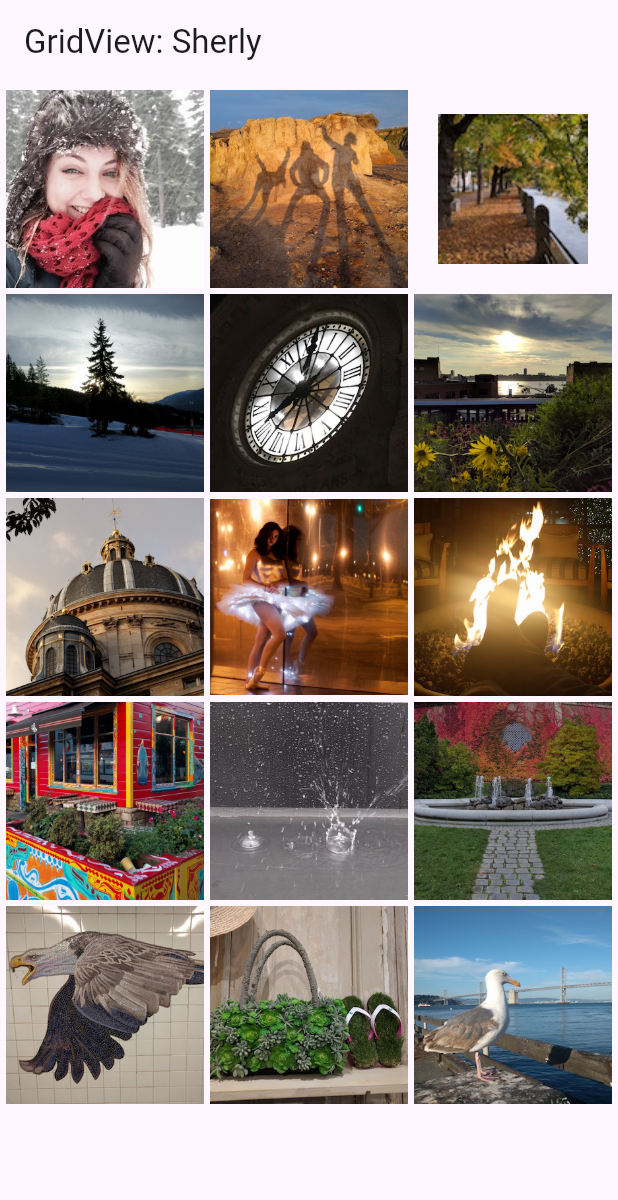
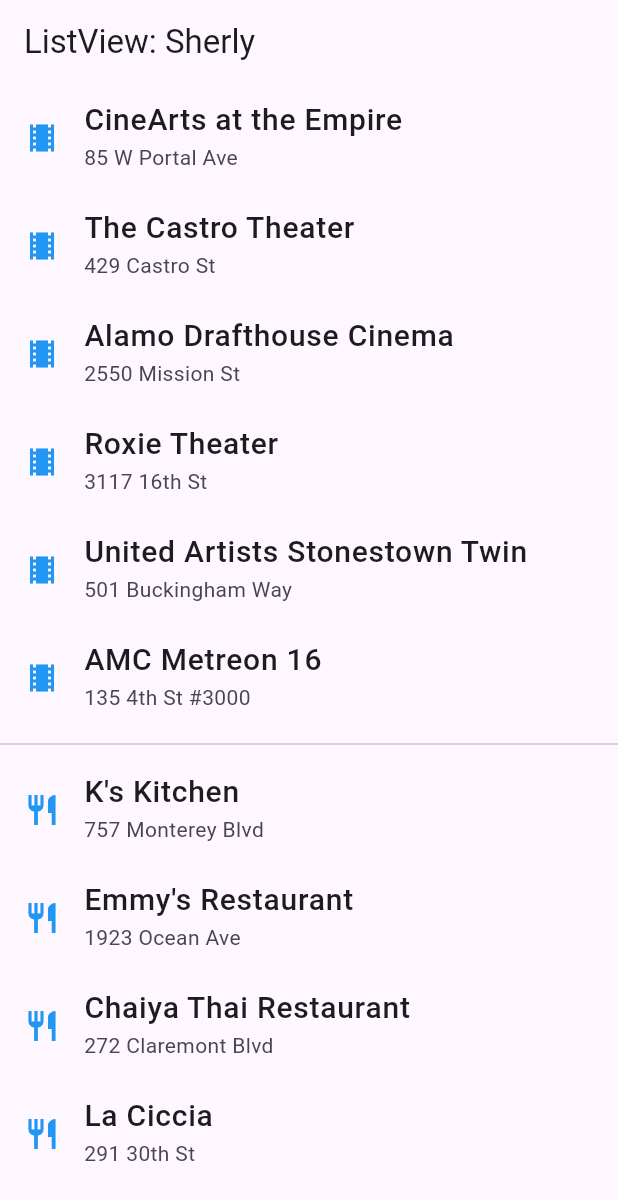
Before and after one commit to sherlyazkiah/basic_layout_flutter, a Flutter app: the screen it shows after launch, on a phone screen of 412 x 824 dp. Shown: the top 1200 px of the screen. Run offline on Flutter 3.47's test engine with Material 3 defaults, Android fonts, the phone set to English and light mode, and no system bars.

Commit message:
listview

```diff
--- a/lib/main.dart
+++ b/lib/main.dart
@@ -9,7 +9,7 @@ class MyApp extends StatelessWidget {
 
   @override
   Widget build(BuildContext context) {
-    const String appTitle = 'GridView: Sherly';
+    const String appTitle = 'ListView: Sherly';
 
     return MaterialApp(
       title: appTitle,
@@ -18,7 +18,7 @@ class MyApp extends StatelessWidget {
           title: const Text(appTitle),
         ),
         body: Center(
-          child: _buildGrid(),
+          child: _buildList(),
         ),
       ),
     );
@@ -37,6 +37,39 @@ class MyApp extends StatelessWidget {
   // a list when objects have a predictable naming pattern.
   List<Widget> _buildGridTileList(int count) =>
       List.generate(count, (i) => Image.asset('images/pic$i.jpg'));
+
+  Widget _buildList() {
+    return ListView(
+      children: [
+        _tile('CineArts at the Empire', '85 W Portal Ave', Icons.theaters),
+        _tile('The Castro Theater', '429 Castro St', Icons.theaters),
+        _tile('Alamo Drafthouse Cinema', '2550 Mission St', Icons.theaters),
+        _tile('Roxie Theater', '3117 16th St', Icons.theaters),
+        _tile(
+          'United Artists Stonestown Twin',
+          '501 Buckingham Way',
+          Icons.theaters,
+        ),
+        _tile('AMC Metreon 16', '135 4th St #3000', Icons.theaters),
+        const Divider(),
+        _tile('K\'s Kitchen', '757 Monterey Blvd', Icons.restaurant),
+        _tile('Emmy\'s Restaurant', '1923 Ocean Ave', Icons.restaurant),
+        _tile('Chaiya Thai Restaurant', '272 Claremont Blvd', Icons.restaurant),
+        _tile('La Ciccia', '291 30th St', Icons.restaurant),
+      ],
+    );
+  }
+
+  ListTile _tile(String title, String subtitle, IconData icon) {
+    return ListTile(
+      title: Text(
+        title,
+        style: const TextStyle(fontWeight: FontWeight.w500, fontSize: 20),
+      ),
+      subtitle: Text(subtitle),
+      leading: Icon(icon, color: Colors.blue[500]),
+    );
+  }
 }
 
 class MyHomePage extends StatefulWidget {
```
Also changed, not shown: img/listview.png (added).
